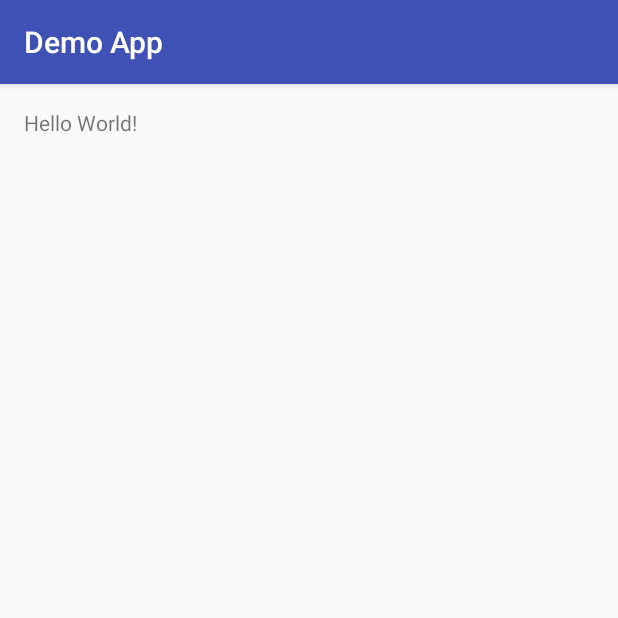
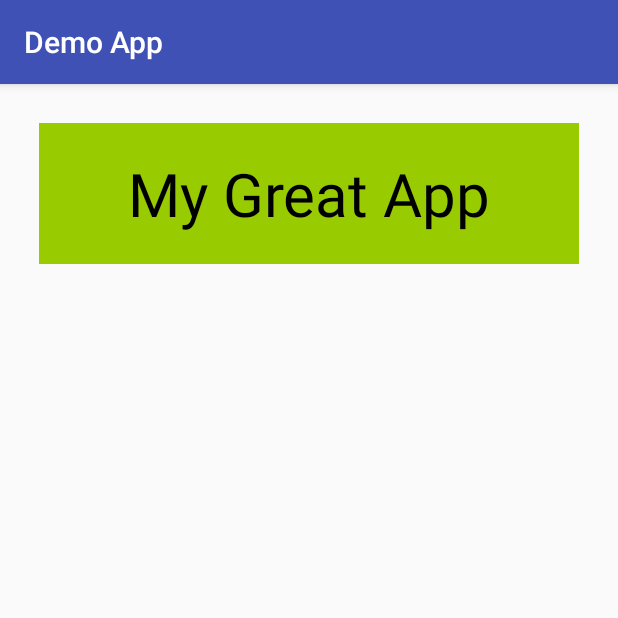
Before and after one commit to ghurabah93/DemoApp, an Android app: the screen it shows after launch (MainActivity), on a phone screen of 412 x 824 dp, the top half of it. Run offline under Robolectric (Android 15) with nearby library versions, the light colour scheme and no system bars.

Commit message:
Formatting text

```diff
--- a/app/build.gradle
+++ b/app/build.gradle
@@ -2,7 +2,7 @@ apply plugin: 'com.android.application'
 
 android {
     compileSdkVersion 22
-    buildToolsVersion "24.0.2"
+    buildToolsVersion '25.0.2'
 
     defaultConfig {
         applicationId "com.robpercival.demoapp"
--- a/app/src/main/res/layout/activity_main.xml
+++ b/app/src/main/res/layout/activity_main.xml
@@ -1,5 +1,6 @@
 <?xml version="1.0" encoding="utf-8"?>
 <RelativeLayout xmlns:android="http://schemas.android.com/apk/res/android"
+    xmlns:app="http://schemas.android.com/apk/res-auto"
     xmlns:tools="http://schemas.android.com/tools"
     android:layout_width="match_parent"
     android:layout_height="match_parent"
@@ -10,7 +11,19 @@
     tools:context="com.robpercival.demoapp.MainActivity">
 
     <TextView
-        android:layout_width="wrap_content"
+        android:id="@+id/helloMusaTextView"
+        style="@style/Base.TextAppearance.AppCompat.Large"
+        android:layout_width="match_parent"
         android:layout_height="wrap_content"
-        android:text="Hello World!" />
+        android:layout_alignParentEnd="true"
+        android:layout_alignParentRight="true"
+        android:layout_alignParentTop="true"
+        android:layout_margin="10dp"
+        android:background="@android:color/holo_green_light"
+        android:gravity="center"
+        android:padding="20dp"
+        android:text="My Great App"
+        android:textColor="@android:color/background_dark"
+        android:textSize="40dp" />
+
 </RelativeLayout>
--- a/build.gradle
+++ b/build.gradle
@@ -5,7 +5,7 @@ buildscript {
         jcenter()
     }
     dependencies {
-        classpath 'com.android.tools.build:gradle:2.1.3'
+        classpath 'com.android.tools.build:gradle:2.3.1'
 
         // NOTE: Do not place your application dependencies here; they belong
         // in the individual module build.gradle files
```
Also changed, not shown: gradle/wrapper/gradle-wrapper.properties, 7 other files.
